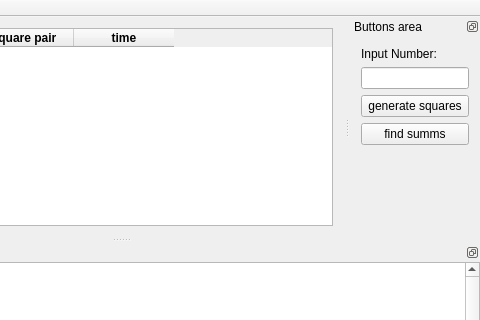
The window that squareSumUI.ui (Mar4eli/squareSum) describes before a commit, drawn with Qt 5; both pictures show x 238 to 718 and y 0 to 320 of the 718 by 476 pixel window.
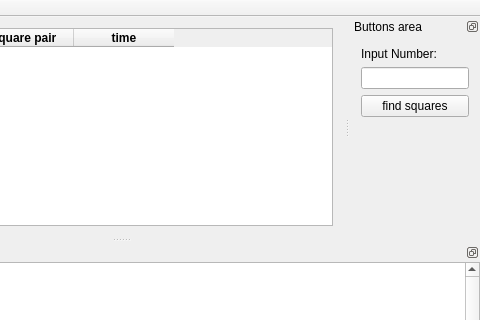
The same window after the commit.

Diff of the .ui file:
```diff
--- a/squareSumUI.ui
+++ b/squareSumUI.ui
@@ -176,14 +176,7 @@
      <item>
       <widget class="QPushButton" name="genSquares">
        <property name="text">
-        <string>generate squares</string>
-       </property>
-      </widget>
-     </item>
-     <item>
-      <widget class="QPushButton" name="genSumms">
-       <property name="text">
-        <string>find summs</string>
+        <string>find squares</string>
        </property>
       </widget>
      </item>
```
Left out of the diff: 2 changed lines with no effect on the pictures.
